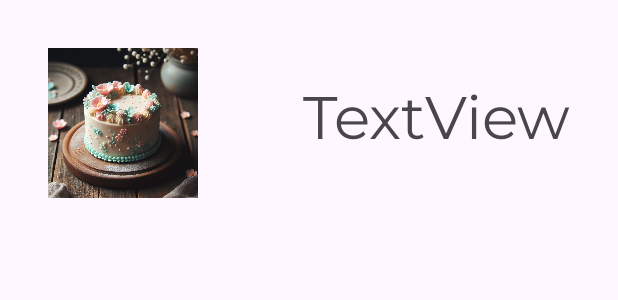
After one commit to kislyakovm/Cakes, an Android app: the layout item_layout.xml on its own in the app's theme, with its tools: preview values and no code run, on a phone screen of 412 x 824 dp. The commit adds this screen. Shown: the top 300 px of the screen. Run offline under Robolectric (Android 15) with nearby library versions, the phone set to English and light mode, and no system bars.

Commit message:
Added a second page with a list of all cakes and an average rating

```diff
--- a/app/src/main/AndroidManifest.xml
+++ b/app/src/main/AndroidManifest.xml
@@ -22,6 +22,8 @@
                 <category android:name="android.intent.category.LAUNCHER" />
             </intent-filter>
         </activity>
+        <activity android:name="com.example.cakes.CakesActivity" />
+
         <meta-data
             android:name="preloaded_fonts"
             android:resource="@array/preloaded_fonts" />
--- a/app/src/main/res/layout/cakes_activity.xml
+++ /dev/null
@@ -1,6 +0,0 @@
-<?xml version="1.0" encoding="utf-8"?>
-<androidx.constraintlayout.widget.ConstraintLayout xmlns:android="http://schemas.android.com/apk/res/android"
-    android:layout_width="match_parent"
-    android:layout_height="match_parent">
-
-</androidx.constraintlayout.widget.ConstraintLayout>
--- /dev/null
+++ b/app/src/main/res/layout/item_layout.xml
@@ -0,0 +1,30 @@
+<?xml version="1.0" encoding="utf-8"?>
+<RelativeLayout xmlns:android="http://schemas.android.com/apk/res/android"
+    xmlns:app="http://schemas.android.com/apk/res-auto"
+    android:layout_width="match_parent"
+    android:layout_height="164dp">
+
+
+    <ImageView
+        android:id="@+id/cakeImageView"
+        android:layout_width="100dp"
+        android:layout_height="100dp"
+        android:layout_marginStart="32dp"
+        android:layout_marginTop="32dp"
+        app:srcCompat="@drawable/cake_1" />
+
+    <TextView
+        android:id="@+id/averageRatingText"
+        android:layout_width="wrap_content"
+        android:layout_height="wrap_content"
+        android:layout_alignTop="@+id/cakeImageView"
+        android:layout_alignBottom="@+id/cakeImageView"
+        android:layout_alignParentEnd="true"
+        android:layout_marginEnd="32dp"
+        android:fontFamily="@font/montserrat"
+        android:text="TextView"
+        android:gravity="center"
+        android:textSize="40sp" />
+
+
+</RelativeLayout>
--- a/app/src/main/res/values/colors.xml
+++ b/app/src/main/res/values/colors.xml
@@ -7,4 +7,5 @@
     <color name="teal_700">#FF018786</color>
     <color name="black">#FF000000</color>
     <color name="white">#FFFFFFFF</color>
+    <color name="main_background">#FFF9F0</color>
 </resources>
```
Also changed, not shown: app/src/main/java/com/example/cakes/CakesActivity.java (+24 -2 lines), app/src/main/java/com/example/cakes/MainActivity.java (+8 -0 lines), app/src/main/java/com/example/cakes/MyAdapter.java (added, +58 -0 lines), app/src/main/java/com/example/cakes/model/Cake.java (added, +39 -0 lines), app/src/main/res/layout/activity_cakes.xml (added, +72 -0 lines), app/src/main/res/layout/activity_main.xml (+6 -5 lines), app/src/main/res/drawable/cake_2.jpg (added).
